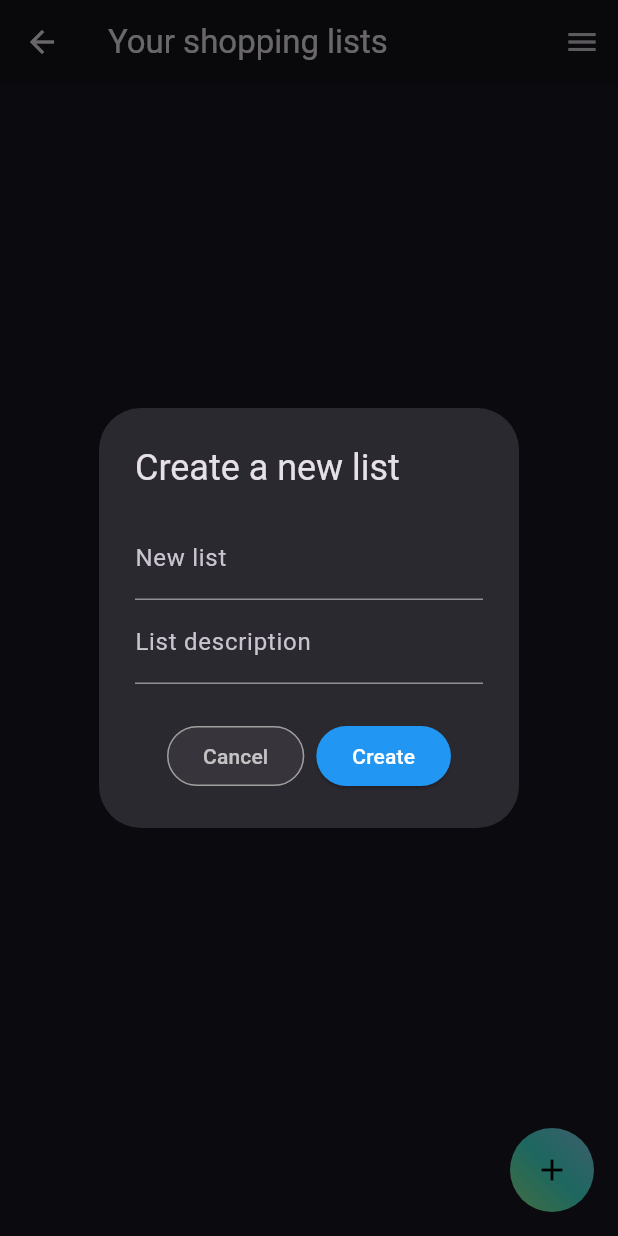
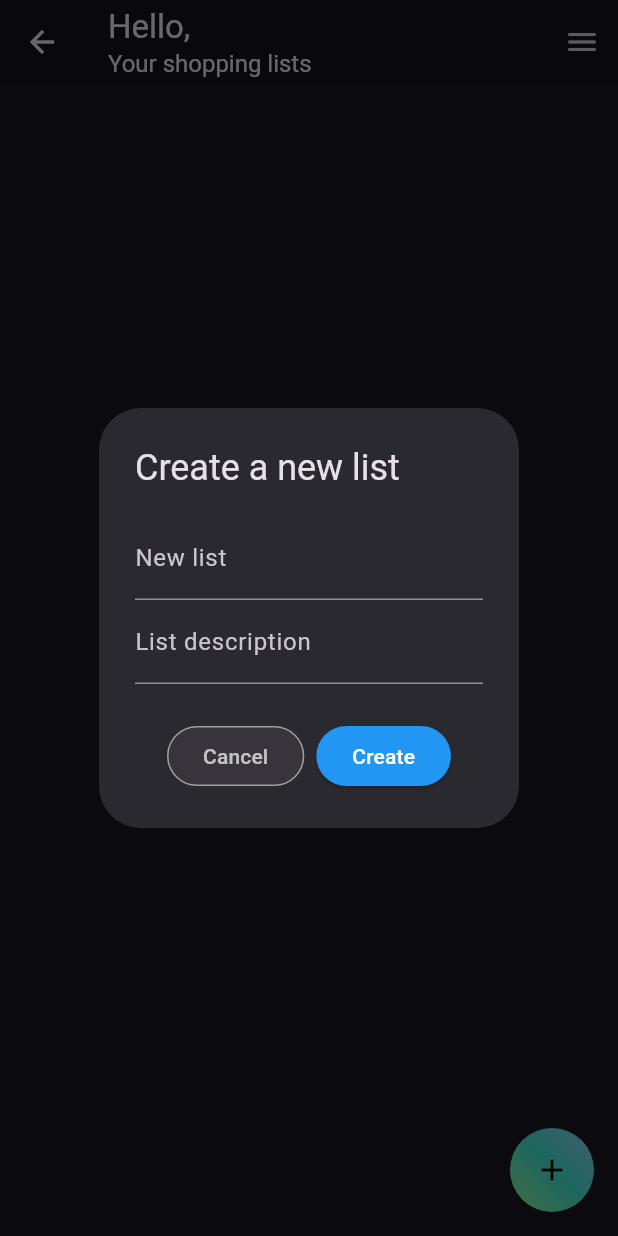
Before and after one commit to JakubWrobel1/Shopper, a Flutter app: the HomePage screen opened by its route, after a tap on the "add" icon, on a phone screen of 412 x 824 dp. Run offline on Flutter 3.47's test engine with Material 3 defaults, Android fonts, the phone set to English and light mode, and no system bars; our stand-ins replace cloud_firestore, firebase_auth, firebase_core, flutter_svg, google_sign_in; accounts and stored records are empty.

Commit message:
Displaying name of user on the home_page and fixed UI on egister_page

```diff
--- a/lib/pages/home_page.dart
+++ b/lib/pages/home_page.dart
@@ -13,24 +13,39 @@ class HomePage extends StatefulWidget {
   _HomePageState createState() => _HomePageState();
 }
 
-class _HomePageState extends State<HomePage> {
+class _HomePageState extends State<HomePage> with WidgetsBindingObserver {
   final FirebaseAuth _auth = FirebaseAuth.instance;
   final TextEditingController _listNameController = TextEditingController();
   final TextEditingController _listDescriptionController =
       TextEditingController();
   User? user;
   String userRole = 'user'; // Default role
+  String userName = ''; // User name
 
   @override
   void initState() {
     super.initState();
+    WidgetsBinding.instance.addObserver(this);
     user = _auth.currentUser;
     if (user != null) {
-      _fetchUserRole();
+      _fetchUserDetails();
     }
   }
 
-  Future<void> _fetchUserRole() async {
+  @override
+  void dispose() {
+    WidgetsBinding.instance.removeObserver(this);
+    super.dispose();
+  }
+
+  @override
+  void didChangeAppLifecycleState(AppLifecycleState state) {
+    if (state == AppLifecycleState.resumed) {
+      _fetchUserDetails();
+    }
+  }
+
+  Future<void> _fetchUserDetails() async {
     DocumentSnapshot userDoc = await FirebaseFirestore.instance
         .collection('users')
         .doc(user!.uid)
@@ -38,6 +53,7 @@ class _HomePageState extends State<HomePage> {
     if (userDoc.exists) {
       setState(() {
         userRole = userDoc['role'] ?? 'user';
+        userName = userDoc['name'] ?? 'User';
       });
     }
   }
@@ -46,13 +62,24 @@ class _HomePageState extends State<HomePage> {
   Widget build(BuildContext context) {
     return Scaffold(
       appBar: AppBar(
-        title: const Text('Your shopping lists'),
+        title: Column(
+          crossAxisAlignment: CrossAxisAlignment.start,
+          children: [
+            Text('Hello, $userName'),
+            const Text(
+              'Your shopping lists',
+              style: TextStyle(fontSize: 16),
+            ),
+          ],
+        ),
         actions: [
           PopupMenuButton<String>(
             onSelected: (String result) {
               switch (result) {
                 case 'account':
-                  Navigator.pushNamed(context, '/account');
+                  Navigator.pushNamed(context, '/account').then((_) {
+                    _fetchUserDetails();
+                  });
                   break;
                 case 'admin':
                   if (userRole == 'admin') {
--- a/lib/pages/login_register_pages/login_page.dart
+++ b/lib/pages/login_register_pages/login_page.dart
@@ -83,7 +83,7 @@ class _LoginPageState extends State<LoginPage> {
                     context: context,
                     googleSignIn: _googleSignIn,
                   );
-                  } // Przekaż funkcję logowania przez Google
+                },
               ),
               const SizedBox(height: 15),
               const Text(
--- a/lib/pages/login_register_pages/register_page.dart
+++ b/lib/pages/login_register_pages/register_page.dart
@@ -110,6 +110,7 @@ class _RegisterPageState extends State<RegisterPage> {
                   );
                 },
               ),
+              const SizedBox(height: 15),
               const Text(
                 'or',
                 style: TextStyle(
```
Lines whose indentation alone changed are shown as unchanged.
